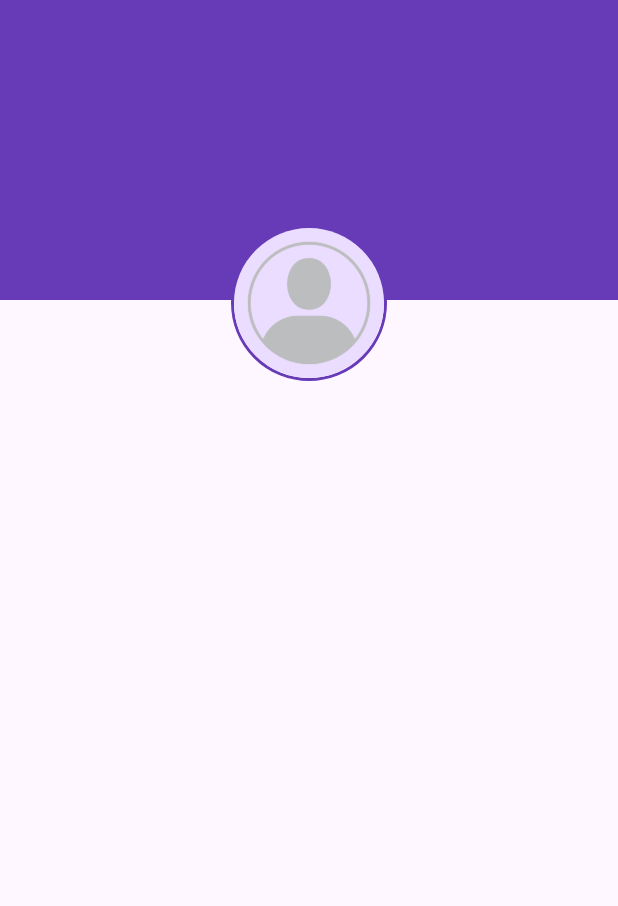
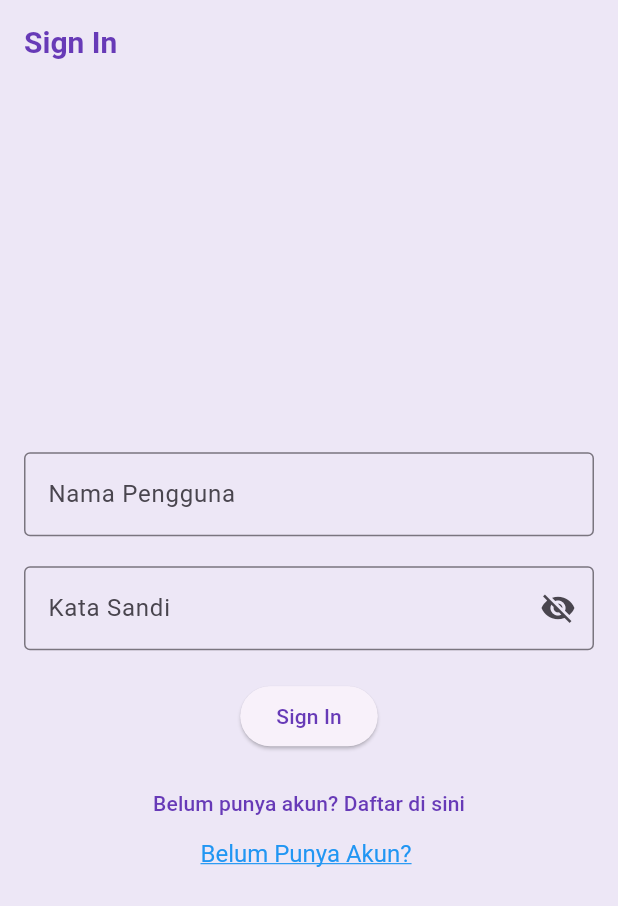
Before and after one commit to wildan354123/wisata_candi_m_wildan_s, a Flutter app: the screen it shows after launch, on a phone screen of 412 x 824 dp. Shown: the top 906 px of the screen. Run offline on Flutter 3.47's test engine with Material 3 defaults, Android fonts, the phone set to English and light mode, and no system bars.

Commit message:
Sign_in
Menambahkan Sign_in

```diff
--- a/lib/main.dart
+++ b/lib/main.dart
@@ -2,23 +2,43 @@ import 'package:flutter/material.dart';
 import 'package:wisata_candi/data/candi_data.dart';
 import 'package:wisata_candi/screens/detail_screen.dart';
 import 'package:wisata_candi/screens/profile_screen.dart';
+import 'package:wisata_candi/screens/sign_in.dart';
 
 void main() {
   runApp(const MyWidget());
 }
 
-class MyWidget extends StatelessWidget {
+class MyWidget extends StatefulWidget {
   const MyWidget({super.key});
 
+  @override
+  State<MyWidget> createState() => _MyWidgetState();
+}
+
+class _MyWidgetState extends State<MyWidget> {
   @override
   Widget build(BuildContext context) {
     return MaterialApp(
       title: 'Wisata Candi',
-      theme: ThemeData(colorScheme: ColorScheme.fromSeed(seedColor: Colors.deepPurple),
+      theme: ThemeData(
+        appBarTheme: const AppBarTheme(
+          iconTheme: IconThemeData(color: Colors.deepPurple),
+          titleTextStyle: TextStyle(
+            color: Colors.deepPurple,
+            fontSize: 20,
+            fontWeight: FontWeight.bold,
+          ),
+        ),
+        colorScheme:
+          ColorScheme.fromSeed(seedColor: Colors.deepPurple).copyWith(
+            primary: Colors.deepPurple,
+            surface: Colors.deepPurple[50],
+      ),
       useMaterial3: true,
       ),
-      home: ProfileScreen(),
+      // home: ProfileScreen(),
       // home: DetailScreen(candi: candiList[0], ),
+      home: SignInScreen(),
     );
   }
 }
--- /dev/null
+++ b/lib/screens/sign_in.dart
@@ -0,0 +1,92 @@
+import 'package:flutter/gestures.dart';
+import 'package:flutter/material.dart';
+
+class SignInScreen extends StatefulWidget {
+  SignInScreen({super.key});
+
+  @override
+  State<SignInScreen> createState() => _SignInScreenState();
+}
+
+class _SignInScreenState extends State<SignInScreen> {
+  // TODO: 1. Deklarasikan variabel
+  final TextEditingController _usernameController = TextEditingController();
+
+  final TextEditingController _passwordController = TextEditingController();
+
+  String _errorText = '';
+
+  bool _isSignedIn = false;
+
+  bool _obsucurePassword = true;
+
+  @override
+  Widget build(BuildContext context) {
+    return Scaffold(
+    //   TODO: 2. Pasang AppBar
+      appBar: AppBar(title: Text('Sign In'),),
+    //   TODO: 3. Pasang body
+      body: Center(
+        child: SingleChildScrollView(
+          child: Padding(
+            padding: const EdgeInsets.all(16),
+            child: Form(
+              child: Column(
+              //   todo: 4. Atur mainAxisAlignment dan crossAxisAlignment
+                mainAxisAlignment: MainAxisAlignment.center,
+                crossAxisAlignment: CrossAxisAlignment.center,
+              children: [
+                // todo: 5. Pasang TextFormField Nama Pengguna
+                TextFormField(
+                  controller: _usernameController,
+                  decoration: InputDecoration(
+                    labelText: "Nama Pengguna",
+                    border: OutlineInputBorder(),
+                  ),
+                ),
+
+                // todo: 6. Pasamg TextFormFiled kata sandi
+                SizedBox(height: 20),
+                TextFormField(
+                  controller: _passwordController,
+                  decoration: InputDecoration(
+                    labelText: "Kata Sandi",
+                    errorText: _errorText.isNotEmpty ? _errorText : null,
+                    border: OutlineInputBorder(),
+                    suffixIcon: IconButton(
+                      onPressed: (){
+                        setState(() {
+                          _obsucurePassword = !_obsucurePassword;
+                        });
+                      },
+                      icon: Icon(
+                        _obsucurePassword ? Icons.visibility_off
+                          : Icons.visibility,)
+                    ),
+                  ),
+                  obscureText: _obsucurePassword,
+                ),
+
+                // todo: 7. Pasang ElevatedButton Sign In
+                SizedBox(height: 20),
+                ElevatedButton(onPressed: (){}, child: Text('Sign In')),
+                // todo: 8. Pasang TextButton Sign Up
+                SizedBox(height: 10),
+                TextButton(onPressed: (){}, child: Text('Belum punya akun? Daftar di sini')),
+                RichText(text: TextSpan(text: 'Belum Punya Akun? ',
+                style: TextStyle(
+                  color: Colors.blue,
+                  decoration: TextDecoration.underline,
+                  fontSize: 16
+                ),
+                recognizer: TapGestureRecognizer()
+                    ..onTap = () {},
+                ),)
+              ],
+            )),
+          ),
+        ),
+      ),
+    );
+  }
+}
```
